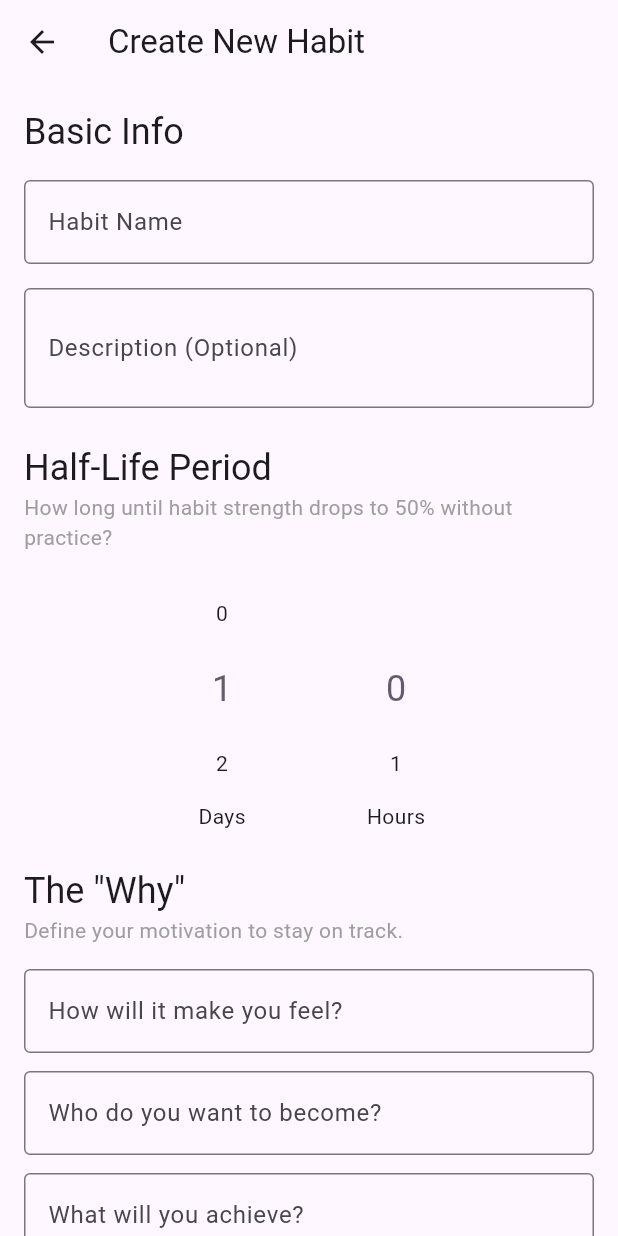
After one commit to tsbujacncl/atomize, a Flutter app: the screen it shows after launch, after a tap on "New Habit", on a phone screen of 412 x 824 dp. The commit adds this screen. Run offline on Flutter 3.47's test engine with Material 3 defaults, Android fonts, the phone set to English and light mode, and no system bars; drawn by our look-alikes of numberpicker; our stand-ins replace flutter_riverpod, gap, hive, hive_flutter, percent_indicator, riverpod_annotation; accounts and stored records are empty; generated files the repository leaves out were written again.

Commit message:
Implement habit creation, radioactive decay logic, and core strength tracking

```diff
--- /dev/null
+++ b/lib/features/habits/create_habit_screen.dart
@@ -0,0 +1,205 @@
+import 'package:flutter/material.dart';
+import 'package:flutter_riverpod/flutter_riverpod.dart';
+import 'package:gap/gap.dart';
+import 'package:numberpicker/numberpicker.dart';
+import 'package:uuid/uuid.dart';
+import '../../models/habit.dart';
+import '../habits/habit_provider.dart';
+
+class CreateHabitScreen extends ConsumerStatefulWidget {
+  const CreateHabitScreen({super.key});
+
+  @override
+  ConsumerState<CreateHabitScreen> createState() => _CreateHabitScreenState();
+}
+
+class _CreateHabitScreenState extends ConsumerState<CreateHabitScreen> {
+  final _formKey = GlobalKey<FormState>();
+  final _nameController = TextEditingController();
+  final _descriptionController = TextEditingController();
+
+  // Purpose Controllers
+  final _feelController = TextEditingController();
+  final _becomeController = TextEditingController();
+  final _achieveController = TextEditingController();
+
+  // Half-life selection
+  int _selectedDays = 1;
+  int _selectedHours = 0;
+
+  @override
+  void dispose() {
+    _nameController.dispose();
+    _descriptionController.dispose();
+    _feelController.dispose();
+    _becomeController.dispose();
+    _achieveController.dispose();
+    super.dispose();
+  }
+
+  void _saveHabit() {
+    if (_formKey.currentState!.validate()) {
+      final halfLifeSeconds = (_selectedDays * 24 * 3600) + (_selectedHours * 3600);
+
+      final newHabit = Habit(
+        id: const Uuid().v4(),
+        name: _nameController.text,
+        description: _descriptionController.text,
+        createdAt: DateTime.now(),
+        halfLifeSeconds: halfLifeSeconds > 0 ? halfLifeSeconds : 3600, // Minimum 1 hour
+        purpose: HabitPurpose(
+          feelStatement: _feelController.text.isNotEmpty ? _feelController.text : null,
+          becomeStatement: _becomeController.text.isNotEmpty ? _becomeController.text : null,
+          achieveStatement: _achieveController.text.isNotEmpty ? _achieveController.text : null,
+          lastUpdated: DateTime.now(),
+        ),
+      );
+
+      ref.read(habitsProvider.notifier).addHabit(newHabit);
+      if (mounted) {
+        Navigator.of(context).pop();
+      }
+    }
+  }
+
+  @override
+  Widget build(BuildContext context) {
+    return Scaffold(
+      appBar: AppBar(
+        title: const Text('Create New Habit'),
+      ),
+      body: SingleChildScrollView(
+        child: Padding(
+          padding: const EdgeInsets.all(16.0),
+          child: Form(
+            key: _formKey,
+            child: Column(
+              crossAxisAlignment: CrossAxisAlignment.stretch,
+              children: [
+                // Basic Info Section
+                Text(
+                  'Basic Info',
+                  style: Theme.of(context).textTheme.headlineSmall,
+                ),
+                const Gap(16),
+                TextFormField(
+                  controller: _nameController,
+                  decoration: const InputDecoration(
+                    labelText: 'Habit Name',
+                    hintText: 'e.g., Morning Yoga',
+                    border: OutlineInputBorder(),
+                  ),
+                  validator: (value) {
+                    if (value == null || value.isEmpty) {
+                      return 'Please enter a name';
+                    }
+                    return null;
+                  },
+                ),
+                const Gap(16),
+                TextFormField(
+                  controller: _descriptionController,
+                  decoration: const InputDecoration(
+                    labelText: 'Description (Optional)',
+                    hintText: 'e.g., 10 minutes of stretching',
+                    border: OutlineInputBorder(),
+                  ),
+                  maxLines: 2,
+                ),
+                const Gap(24),
+
+                // Half-Life Section
+                Text(
+                  'Half-Life Period',
+                  style: Theme.of(context).textTheme.headlineSmall,
+                ),
+                const Text(
+                  'How long until habit strength drops to 50% without practice?',
+                  style: TextStyle(color: Colors.grey),
+                ),
+                const Gap(16),
+                Row(
+                  mainAxisAlignment: MainAxisAlignment.center,
+                  children: [
+                    Column(
+                      children: [
+                        NumberPicker(
+                          value: _selectedDays,
+                          minValue: 0,
+                          maxValue: 30,
+                          onChanged: (value) => setState(() => _selectedDays = value),
+                        ),
+                        const Text('Days'),
+                      ],
+                    ),
+                    const Gap(16),
+                    Column(
+                      children: [
+                        NumberPicker(
+                          value: _selectedHours,
+                          minValue: 0,
+                          maxValue: 23,
+                          onChanged: (value) => setState(() => _selectedHours = value),
+                        ),
+                        const Text('Hours'),
+                      ],
+                    ),
+                  ],
+                ),
+                const Gap(24),
+
+                // Purpose Section
+                Text(
+                  'The "Why"',
+                  style: Theme.of(context).textTheme.headlineSmall,
+                ),
+                const Text(
+                  'Define your motivation to stay on track.',
+                  style: TextStyle(color: Colors.grey),
+                ),
+                const Gap(16),
+                TextFormField(
+                  controller: _feelController,
+                  decoration: const InputDecoration(
+                    labelText: 'How will it make you feel?',
+                    hintText: 'e.g., Energized, Calm',
+                    border: OutlineInputBorder(),
+                  ),
+                ),
+                const Gap(12),
+                TextFormField(
+                  controller: _becomeController,
+                  decoration: const InputDecoration(
+                    labelText: 'Who do you want to become?',
+                    hintText: 'e.g., A healthy person',
+                    border: OutlineInputBorder(),
+                  ),
+                ),
+                const Gap(12),
+                TextFormField(
+                  controller: _achieveController,
+                  decoration: const InputDecoration(
+                    labelText: 'What will you achieve?',
+                    hintText: 'e.g., Better posture',
+                    border: OutlineInputBorder(),
+                  ),
+                ),
+                const Gap(32),
+
+                // Save Button
+                FilledButton.icon(
+                  onPressed: _saveHabit,
+                  icon: const Icon(Icons.save),
+                  label: const Text('Create Habit'),
+                  style: FilledButton.styleFrom(
+                    padding: const EdgeInsets.symmetric(vertical: 16),
+                  ),
+                ),
+              ],
+            ),
+          ),
+        ),
+      ),
+    );
+  }
+}
--- a/lib/features/habits/habit_provider.dart
+++ b/lib/features/habits/habit_provider.dart
@@ -1,11 +1,15 @@
+import 'package:flutter_riverpod/flutter_riverpod.dart';
 import 'package:riverpod_annotation/riverpod_annotation.dart';
+import 'package:uuid/uuid.dart';
 import '../../models/habit.dart';
+import '../../models/habit_log.dart';
+import '../../services/decay_service.dart';
 import 'habit_repository.dart';
 
 part 'habit_provider.g.dart';
 
 @riverpod
-HabitRepository habitRepository(HabitRepositoryRef ref) {
+HabitRepository habitRepository(Ref ref) {
   return HabitRepository();
 }
 
@@ -34,4 +38,78 @@ class Habits extends _$Habits {
     await repository.deleteHabit(id);
     ref.invalidateSelf();
   }
+
+  Future<void> performHabit(String id) async {
+    final habits = await future;
+    final index = habits.indexWhere((h) => h.id == id);
+    if (index == -1) return;
+
+    final habit = habits[index];
+    final now = DateTime.now();
+
+    // 1. Calculate current decayed strength right before performance
+    final strengthBefore = DecayService.calculateCurrentStrength(habit);
+
+    // 2. Calculate Recovery Boost
+    // Base boost 10%, plus 1% per streak day (capped at some reasonable amount)
+    // Logic: New Strength = min(100%, Current + Boost)
+    const double baseBoost = 10.0;
+    final double streakBonus = habit.streak * 1.0;
+    final double totalBoost = baseBoost + streakBonus;
+
+    final double strengthAfter = (strengthBefore + totalBoost).clamp(0.0, 100.0);
+
+    // 3. Update Streak logic
+    // If last performed was "yesterday" (or within a window), increment streak.
+    // If too long ago, reset streak.
+    // For simplicity MVP: If performed within 2x half-life? Or just check calendar days?
+    // Let's use a simple window: if < 24 hours + buffer since last performed?
+    // Actually, habits have different frequencies.
+    // Let's stick to a simple rule for now:
+    // If (now - lastPerformed) < (halfLife * 2) -> Increment/Keep Streak
+    // Else -> Reset Streak to 1
+    // (This is a naive implementation, can be improved later)
+
+    int newStreak = habit.streak;
+    if (habit.lastPerformed != null) {
+      final difference = now.difference(habit.lastPerformed!);
+      // If performed within 1.5x half-life (just a guess for "kept alive")
+      // Or maybe simpler: if strengthBefore > 0, streak continues?
+      // Let's say if strengthBefore > 10% streak continues.
+      if (strengthBefore > 10.0) {
+        newStreak++;
+      } else {
+        newStreak = 1;
+      }
+    } else {
+      newStreak = 1;
+    }
+
+    // 4. Create Log
+    final log = HabitLog(
+      id: const Uuid().v4(),
+      habitId: habit.id,
+      timestamp: now,
+      strengthBefore: strengthBefore,
+      strengthAfter: strengthAfter,
+      wasPerformed: true,
+    );
+
+    // 5. Create Updated Habit
+    final updatedHabit = Habit(
+      id: habit.id,
+      name: habit.name,
+      description: habit.description,
+      createdAt: habit.createdAt,
+      halfLifeSeconds: habit.halfLifeSeconds,
+      currentStrength: strengthAfter,
+      lastPerformed: now,
+      streak: newStreak,
+      logs: [...habit.logs, log],
+      purpose: habit.purpose,
+      notificationPrefs: habit.notificationPrefs,
+    );
+
+    await updateHabit(updatedHabit);
+  }
 }
--- a/lib/features/home/home_screen.dart
+++ b/lib/features/home/home_screen.dart
@@ -1,55 +1,178 @@
+import 'dart:async';
 import 'package:flutter/material.dart';
 import 'package:flutter_riverpod/flutter_riverpod.dart';
+import 'package:gap/gap.dart';
+import 'package:percent_indicator/circular_percent_indicator.dart';
+import '../../models/habit.dart';
+import '../../services/decay_service.dart';
+import '../habits/create_habit_screen.dart';
 import '../habits/habit_provider.dart';
-import '../../models/habit.dart';
 
-class HomeScreen extends ConsumerWidget {
+class HomeScreen extends ConsumerStatefulWidget {
   const HomeScreen({super.key});
 
   @override
-  Widget build(BuildContext context, WidgetRef ref) {
+  ConsumerState<HomeScreen> createState() => _HomeScreenState();
+}
+
+class _HomeScreenState extends ConsumerState<HomeScreen> {
+  Timer? _timer;
+
+  @override
+  void initState() {
+    super.initState();
+    // Update UI every minute to reflect decay
+    _timer = Timer.periodic(const Duration(minutes: 1), (timer) {
+      setState(() {});
+    });
+  }
+
+  @override
+  void dispose() {
+    _timer?.cancel();
+    super.dispose();
+  }
+
+  @override
+  Widget build(BuildContext context) {
     final habitsAsync = ref.watch(habitsProvider);
 
     return Scaffold(
       appBar: AppBar(
         title: const Text('Atomize'),
+        centerTitle: true,
       ),
       body: habitsAsync.when(
         data: (habits) {
           if (habits.isEmpty) {
-            return const Center(child: Text('No habits yet. Create one!'));
+            return Center(
+              child: Column(
+                mainAxisAlignment: MainAxisAlignment.center,
+                children: [
+                  const Icon(Icons.science_outlined, size: 64, color: Colors.grey),
+                  const Gap(16),
+                  Text(
+                    'No habits active.',
+                    style: Theme.of(context).textTheme.titleLarge?.copyWith(color: Colors.grey),
+                  ),
+                  const Gap(8),
+                  const Text('Create one to start tracking your atomic decay!'),
+                ],
+              ),
+            );
           }
           return ListView.builder(
+            padding: const EdgeInsets.all(16),
             itemCount: habits.length,
             itemBuilder: (context, index) {
               final habit = habits[index];
-              return ListTile(
-                title: Text(habit.name),
-                subtitle: Text('Strength: ${habit.currentStrength.toStringAsFixed(1)}%'),
-              );
+              return HabitCard(habit: habit);
             },
           );
         },
         loading: () => const Center(child: CircularProgressIndicator()),
         error: (err, stack) => Center(child: Text('Error: $err')),
       ),
-      floatingActionButton: FloatingActionButton(
+      floatingActionButton: FloatingActionButton.extended(
         onPressed: () {
-          // TODO: Navigate to create habit screen
-          // For MVP, just add a dummy habit
-          /*
-          final newHabit = Habit(
-            id: DateTime.now().toString(),
-            name: 'New Habit',
-            description: 'Test habit',
-            createdAt: DateTime.now(),
-            halfLifeSeconds: 86400, // 1 day
+          Navigator.of(context).push(
+            MaterialPageRoute(builder: (context) => const CreateHabitScreen()),
           );
-          ref.read(habitsProvider.notifier).addHabit(newHabit);
-          */
         },
-        child: const Icon(Icons.add),
+        icon: const Icon(Icons.add),
+        label: const Text('New Habit'),
       ),
     );
   }
 }
+
+class HabitCard extends ConsumerWidget {
+  final Habit habit;
+
+  const HabitCard({super.key, required this.habit});
+
+  @override
+  Widget build(BuildContext context, WidgetRef ref) {
+    // Calculate live strength for display
+    final double strength = DecayService.calculateCurrentStrength(habit);
+    final Color statusColor = _getStatusColor(strength);
+
+    return Card(
+      elevation: 2,
+      margin: const EdgeInsets.only(bottom: 16),
+      shape: RoundedRectangleBorder(borderRadius: BorderRadius.circular(16)),
+      child: Padding(
+        padding: const EdgeInsets.all(16.0),
+        child: Row(
+          children: [
+            // Circular Indicator
+            CircularPercentIndicator(
+              radius: 40.0,
+              lineWidth: 8.0,
+              percent: strength / 100,
+              center: Text(
+                "${strength.round()}%",
+                style: const TextStyle(fontWeight: FontWeight.bold, fontSize: 14),
+              ),
+              progressColor: statusColor,
+              backgroundColor: Colors.grey.shade200,
+              circularStrokeCap: CircularStrokeCap.round,
+              animation: true,
+              animateFromLastPercent: true,
+            ),
+            const Gap(16),
+            // Habit Details
+            Expanded(
+              child: Column(
+                crossAxisAlignment: CrossAxisAlignment.start,
+                children: [
+                  Text(
+                    habit.name,
+                    style: Theme.of(context).textTheme.titleMedium?.copyWith(
+                          fontWeight: FontWeight.bold,
+                        ),
+                  ),
+                  if (habit.description.isNotEmpty)
+                    Text(
+                      habit.description,
+                      style: Theme.of(context).textTheme.bodySmall?.copyWith(
+                            color: Colors.grey[600],
+                          ),
+                      maxLines: 1,
+                      overflow: TextOverflow.ellipsis,
+                    ),
+                  const Gap(4),
+                  Row(
+                    children: [
+                      const Icon(Icons.local_fire_department, size: 16, color: Colors.orange),
+                      const Gap(4),
+                      Text(
+                        'Streak: ${habit.streak}',
+                        style: Theme.of(context).textTheme.bodySmall,
+                      ),
+                    ],
+                  ),
+                ],
+              ),
+            ),
+            // Action Button
+            IconButton.filledTonal(
+              onPressed: () {
+                ref.read(habitsProvider.notifier).performHabit(habit.id);
+              },
+              icon: const Icon(Icons.check),
+              tooltip: 'Log Performance',
+            ),
+          ],
+        ),
+      ),
+    );
+  }
+
+  Color _getStatusColor(double strength) {
+    if (strength > 75) return Colors.green;
+    if (strength > 40) return Colors.purple;
+    if (strength > 20) return Colors.orange;
+    return Colors.red;
+  }
+}
--- /dev/null
+++ b/lib/services/decay_service.dart
@@ -0,0 +1,63 @@
+import 'dart:math';
+import '../models/habit.dart';
+
+class DecayService {
+  // N(t) = N0 * (1/2)^(t/T)
+  // t: time elapsed since last performance
+  // T: half-life period
+  static double calculateCurrentStrength(Habit habit) {
+    final lastPerformed = habit.lastPerformed ?? habit.createdAt;
+    final now = DateTime.now();
+    final elapsedSeconds = now.difference(lastPerformed).inSeconds;
+
+    // Avoid division by zero
+    if (habit.halfLifeSeconds <= 0) return 0.0;
+
+    final double decayFactor = pow(0.5, elapsedSeconds / habit.halfLifeSeconds).toDouble();
+    final double currentStrength = habit.currentStrength * decayFactor;
+
+    // Clamp between 0 and 100
+    return currentStrength.clamp(0.0, 100.0);
+  }
+
+  static double calculateProjectedStrength(Habit habit, DateTime futureTime) {
+    final lastPerformed = habit.lastPerformed ?? habit.createdAt;
+    final elapsedSeconds = futureTime.difference(lastPerformed).inSeconds;
+
+    if (habit.halfLifeSeconds <= 0) return 0.0;
+
+    final double decayFactor = pow(0.5, elapsedSeconds / habit.halfLifeSeconds).toDouble();
+    // We use the stored currentStrength as the base, assuming it was accurate at lastPerformed?
+    // Actually, the stored currentStrength is the strength *at the time of last update*.
+    // Wait, if we update continuously, we need a reference point.
+    //
+    // Let's refine:
+    // When a habit is performed, we calculate the new strength (e.g. boost it) and store that as currentStrength.
+    // The decay should be calculated from that point forward.
+    // So if we just performed it 1 hour ago, strength was set to 100%. Now it decays from 100%.
+    // If we performed it 2 days ago, and strength was 80% then, it decays from 80%.
+
+    // So the formula is: Strength(now) = Strength(at_last_update) * (1/2)^(time_since_last_update / half_life)
+
+    // In our model:
+    // lastPerformed is when the action happened.
+    // currentStrength is the value SAVED.
+    // However, if we only update currentStrength when the app opens, we need to be careful.
+    // Ideally, currentStrength in the DB should represent the strength at the moment of 'lastPerformed' (or last calculation).
+    // BUT, to make it stateless between opens, let's assume:
+    // currentStrength in DB is the strength at the moment of 'lastPerformed' (or creation).
+    // So every time we read it, we apply decay from 'lastPerformed' to 'now'.
+
+    // CORRECTION:
+    // If we update the DB just for viewing, we might drift.
+    // Best approach:
+    // - 'currentStrength' field in DB represents the strength value *at the time of* 'lastPerformed' (or 'createdAt' if never performed).
+    // - When we display, we calculate decay dynamically based on (now - lastPerformed).
+    // - When we perform a habit, we:
+    //    1. Calculate decayed strength up to this moment.
+    //    2. Add boost (recovery).
+    //    3. Save this new value as 'currentStrength' and update 'lastPerformed' to now.
+
+    return habit.currentStrength * decayFactor;
+  }
+}
--- a/pubspec.yaml
+++ b/pubspec.yaml
@@ -45,6 +45,8 @@ dependencies:
   uuid: ^4.5.2
   intl: ^0.20.2
   json_annotation: ^4.9.0
+  numberpicker: ^2.1.2
+  gap: ^3.0.1
 
 dev_dependencies:
   flutter_test:
```
Also changed, not shown: lib/features/habits/habit_provider.g.dart, pubspec.lock.
